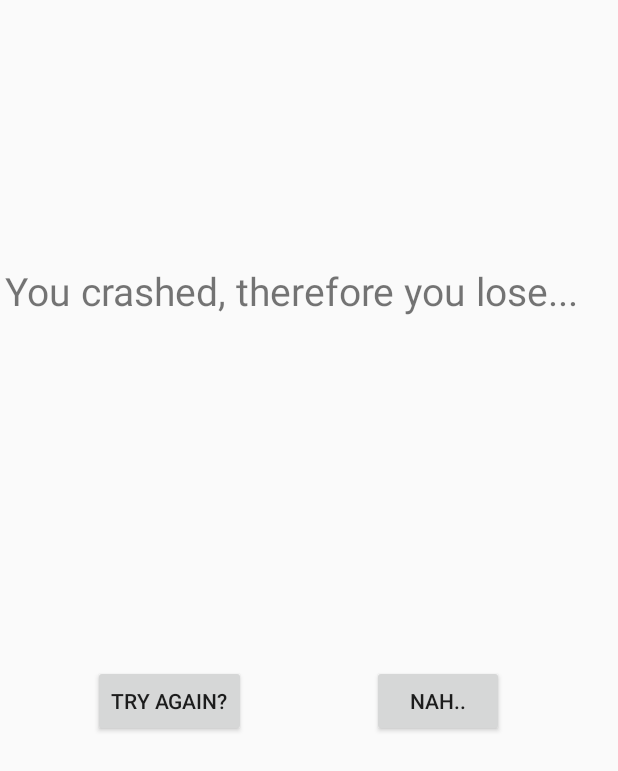
After one commit to JIR0096/LunarLander, an Android app: the layout activity_crashed.xml on its own in the app's theme, with its tools: preview values and no code run, on a phone screen of 412 x 824 dp. The commit adds this screen. Shown: the top 771 px of the screen. Run offline under Robolectric (Android 15) with nearby library versions, the phone set to English and light mode, and no system bars.

Commit message:
Crash event with possibility go back and try again (not finished) or go to menu

```diff
--- /dev/null
+++ b/app/src/main/res/layout/activity_crashed.xml
@@ -0,0 +1,45 @@
+<?xml version="1.0" encoding="utf-8"?>
+<androidx.constraintlayout.widget.ConstraintLayout xmlns:android="http://schemas.android.com/apk/res/android"
+    xmlns:app="http://schemas.android.com/apk/res-auto"
+    xmlns:tools="http://schemas.android.com/tools"
+    android:layout_width="match_parent"
+    android:layout_height="match_parent"
+    tools:context=".CrashedActivity">
+
+    <TextView
+        android:id="@+id/textView"
+        android:layout_width="405dp"
+        android:layout_height="43dp"
+        android:layout_marginTop="176dp"
+        android:text='You crashed, therefore you lose...'
+        android:textSize="26dp"
+        app:layout_constraintEnd_toEndOf="parent"
+        app:layout_constraintStart_toStartOf="parent"
+        app:layout_constraintTop_toTopOf="parent" />
+
+    <Button
+        android:id="@+id/button3"
+        android:layout_width="wrap_content"
+        android:layout_height="wrap_content"
+        android:layout_marginTop="224dp"
+        android:layout_marginEnd="84dp"
+        android:layout_marginRight="84dp"
+        android:onClick="again"
+        android:text="Try again?"
+        app:layout_constraintEnd_toStartOf="@+id/button4"
+        app:layout_constraintTop_toBottomOf="@+id/textView" />
+
+    <Button
+        android:id="@+id/button4"
+        android:layout_width="wrap_content"
+        android:layout_height="wrap_content"
+        android:layout_marginTop="224dp"
+        android:layout_marginEnd="76dp"
+        android:layout_marginRight="76dp"
+        android:onClick="menu"
+        android:text="Nah.."
+        app:layout_constraintBottom_toBottomOf="parent"
+        app:layout_constraintEnd_toEndOf="parent"
+        app:layout_constraintTop_toBottomOf="@+id/textView"
+        app:layout_constraintVertical_bias="0.0" />
+</androidx.constraintlayout.widget.ConstraintLayout>
```
Also changed, not shown: app/src/main/java/com/example/lunarlander/CrashedActivity.java (added, +23 -0 lines), app/src/main/java/com/example/lunarlander/GameActivity.java (+64 -0 lines), app/src/main/java/com/example/lunarlander/GameView.java (+29 -5 lines).
